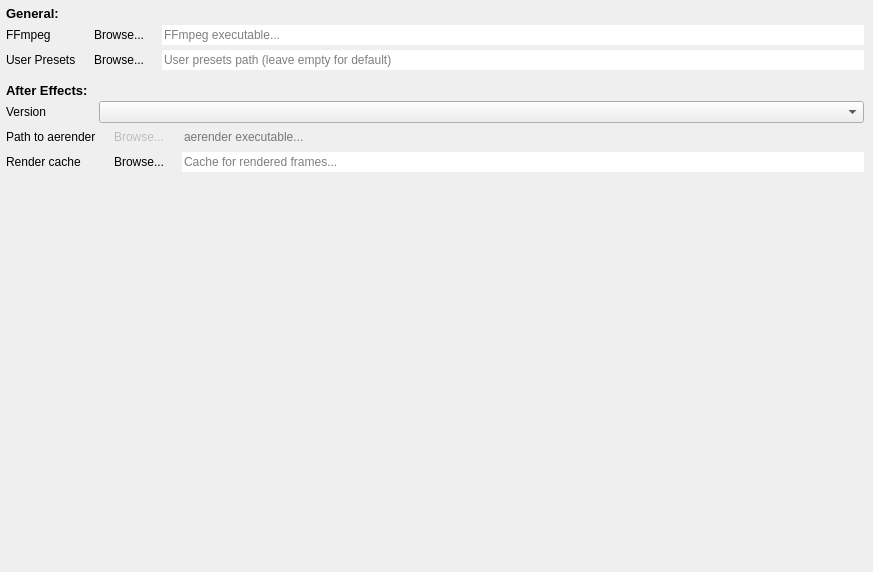
Qt form DuFFMpeg/settingswidget.ui (RxLaboratory/DuME) before a commit.
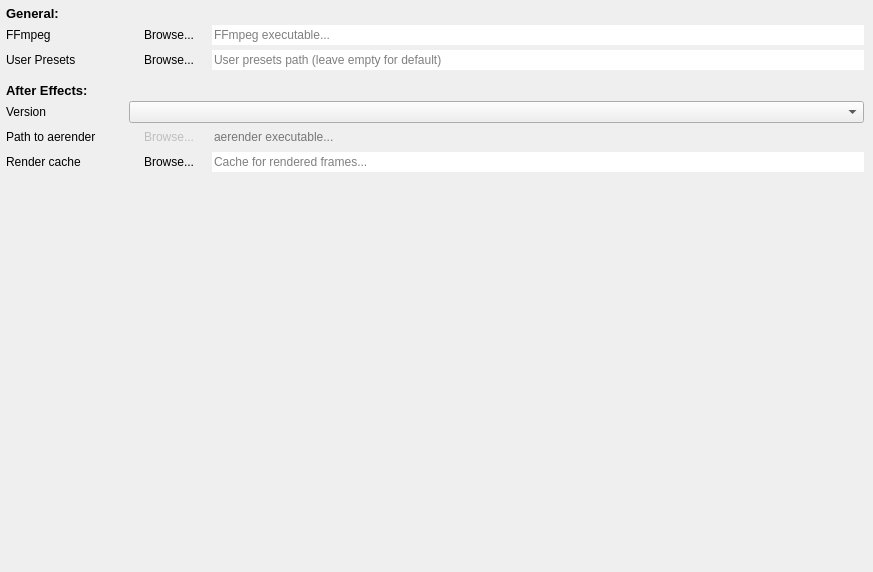
The same form after that commit.

```diff
--- a/DuFFMpeg/settingswidget.ui
+++ b/DuFFMpeg/settingswidget.ui
@@ -55,6 +55,12 @@
       </property>
       <item row="0" column="0">
        <widget class="QLabel" name="label">
+        <property name="minimumSize">
+         <size>
+          <width>120</width>
+          <height>0</height>
+         </size>
+        </property>
         <property name="font">
          <font>
           <pointsize>10</pointsize>
@@ -179,6 +185,12 @@
       </property>
       <item row="0" column="0">
        <widget class="QLabel" name="label_2">
+        <property name="minimumSize">
+         <size>
+          <width>120</width>
+          <height>0</height>
+         </size>
+        </property>
         <property name="font">
          <font>
           <pointsize>10</pointsize>
```
